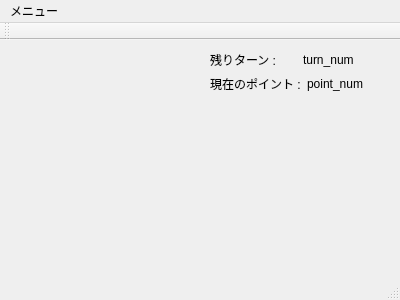
Before: the Qt Designer form solver/Qt/mainwindow.ui in Yuya-003/Procon29, drawn with Qt 5.
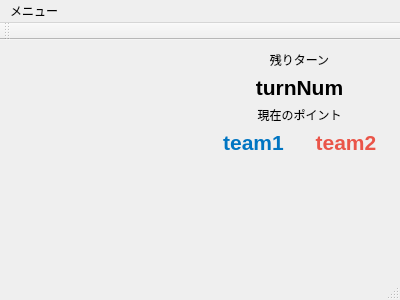
After: the same form once the commit is applied. Custom widgets are drawn as their Qt base class.

The edit to the form file:
```diff
--- a/solver/Qt/mainwindow.ui
+++ b/solver/Qt/mainwindow.ui
@@ -14,6 +14,11 @@
    <string>MainWindow</string>
   </property>
   <widget class="QWidget" name="centralWidget">
+   <property name="font">
+    <font>
+     <family>Meiryo UI</family>
+    </font>
+   </property>
    <layout class="QHBoxLayout" name="horizontalLayout_4">
     <property name="spacing">
      <number>0</number>
@@ -40,7 +45,7 @@
     <item>
      <layout class="QVBoxLayout" name="verticalLayout">
       <item>
-       <layout class="QHBoxLayout" name="horizontalLayout">
+       <layout class="QVBoxLayout" name="verticalLayout_3">
         <item>
          <widget class="QLabel" name="label">
           <property name="sizePolicy">
@@ -49,8 +54,16 @@
             <verstretch>0</verstretch>
            </sizepolicy>
           </property>
+          <property name="font">
+           <font>
+            <family>Meiryo UI</family>
+           </font>
+          </property>
           <property name="text">
-           <string>残りターン :</string>
+           <string>残りターン</string>
+          </property>
+          <property name="alignment">
+           <set>Qt::AlignCenter</set>
           </property>
          </widget>
         </item>
@@ -62,27 +75,78 @@
             <verstretch>0</verstretch>
            </sizepolicy>
           </property>
+          <property name="font">
+           <font>
+            <family>Meiryo UI</family>
+            <pointsize>16</pointsize>
+            <weight>75</weight>
+            <bold>true</bold>
+           </font>
+          </property>
           <property name="text">
-           <string>turn_num</string>
+           <string>turnNum</string>
           </property>
+          <property name="textFormat">
+           <enum>Qt::AutoText</enum>
+          </property>
+          <property name="alignment">
+           <set>Qt::AlignCenter</set>
+          </property>
          </widget>
         </item>
        </layout>
       </item>
       <item>
-       <layout class="QHBoxLayout" name="horizontalLayout_2">
+       <widget class="QLabel" name="labelText">
+        <property name="text">
+         <string>現在のポイント</string>
+        </property>
+        <property name="alignment">
+         <set>Qt::AlignCenter</set>
+        </property>
+       </widget>
+      </item>
+      <item>
+       <layout class="QHBoxLayout" name="horizontalLayout">
         <item>
-         <widget class="QLabel" name="labelText">
+         <widget class="QLabel" name="label_pointTeam1">
+          <property name="font">
+           <font>
+            <pointsize>16</pointsize>
+            <weight>75</weight>
+            <bold>true</bold>
+           </font>
+          </property>
+          <property name="styleSheet">
+           <string notr="true">color: rgb(0, 117, 194);</string>
+          </property>
           <property name="text">
-           <string>現在のポイント :</string>
+           <string>team1</string>
           </property>
+          <property name="alignment">
+           <set>Qt::AlignCenter</set>
+          </property>
          </widget>
         </item>
         <item>
-         <widget class="QLabel" name="label_points">
+         <widget class="QLabel" name="label_pointTeam2">
+          <property name="font">
+           <font>
+            <family>Meiryo UI</family>
+            <pointsize>16</pointsize>
+            <weight>75</weight>
+            <bold>true</bold>
+           </font>
+          </property>
+          <property name="styleSheet">
+           <string notr="true">color: rgb(234, 85, 73);</string>
+          </property>
           <property name="text">
-           <string>point_num</string>
+           <string>team2</string>
           </property>
+          <property name="alignment">
+           <set>Qt::AlignCenter</set>
+          </property>
          </widget>
         </item>
        </layout>
```
Left out of the diff: 5 changed lines with no effect on the pictures.
